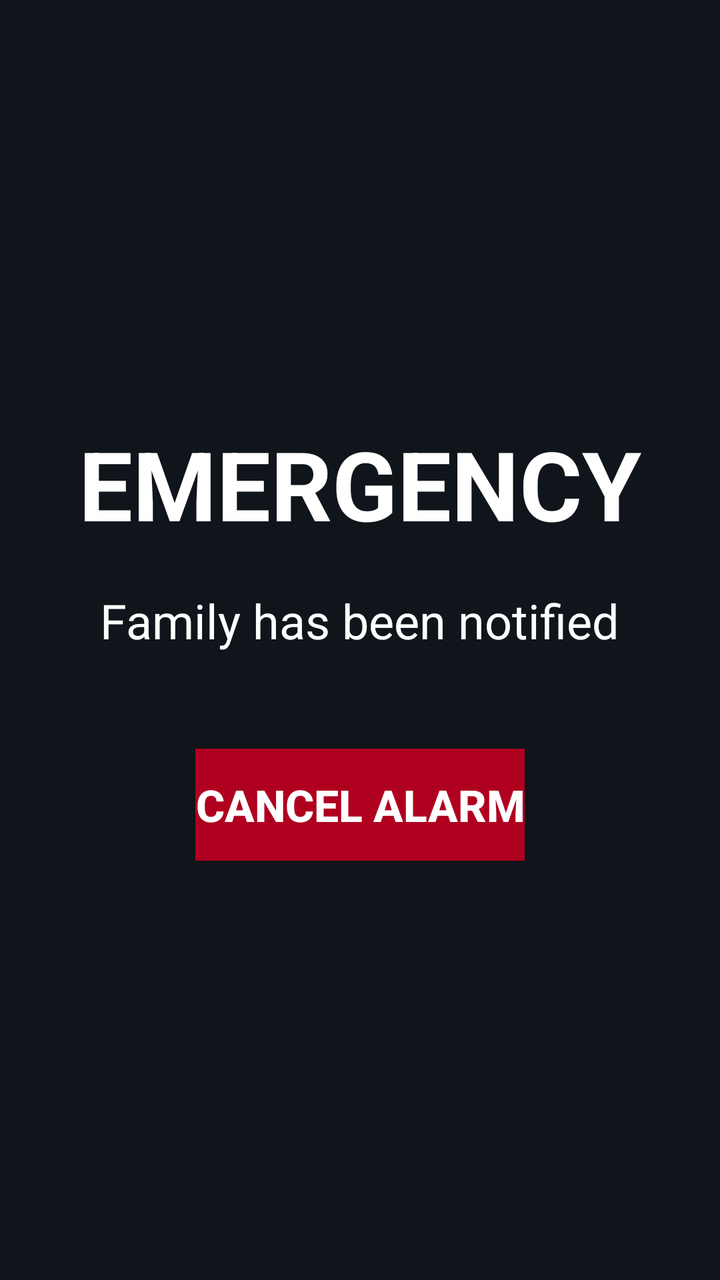
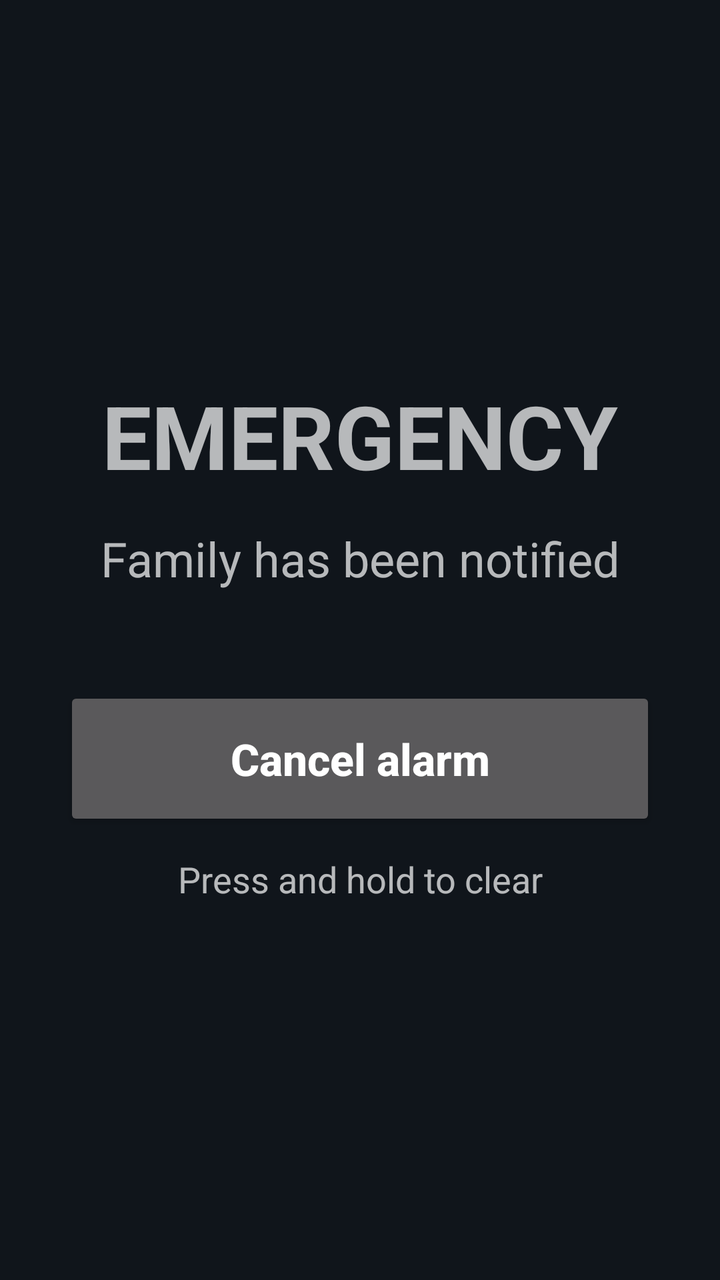

Screens rendered from an Android XML layout before and after an edit, with the pre-edit source and the edit as a unified diff.
<!-- AndroidManifest.xml: application theme Theme.Doorbell -->
<!-- res/layout/activity_emergency.xml -->
<?xml version="1.0" encoding="utf-8"?>
<LinearLayout xmlns:android="http://schemas.android.com/apk/res/android"
    android:id="@+id/emergency_root"
    android:layout_width="match_parent"
    android:layout_height="match_parent"
    android:gravity="center"
    android:orientation="vertical"
    android:padding="32dp">

    <TextView
        android:id="@+id/emergency_title_text"
        android:layout_width="wrap_content"
        android:layout_height="wrap_content"
        android:gravity="center"
        android:text="@string/emergency_title"
        android:textColor="#FFFFFF"
        android:textSize="48sp"
        android:textStyle="bold"/>

    <TextView
        android:id="@+id/emergency_source_text"
        android:layout_width="wrap_content"
        android:layout_height="wrap_content"
        android:layout_marginTop="20dp"
        android:gravity="center"
        android:text="@string/emergency_notified"
        android:textColor="#FFFFFF"
        android:textSize="24sp"/>

    <Button
        android:id="@+id/emergency_clear_button"
        android:layout_width="wrap_content"
        android:layout_height="wrap_content"
        android:layout_marginTop="48dp"
        android:background="#B00020"
        android:minWidth="160dp"
        android:minHeight="56dp"
        android:text="@string/emergency_cancel"
        android:textColor="#FFFFFF"
        android:textSize="22sp"
        android:textStyle="bold"/>
</LinearLayout>
<!-- resources referenced by this layout -->
<resources>
  <string name="emergency_cancel">Cancel alarm</string>
  <string name="emergency_notified">Family has been notified</string>
  <string name="emergency_title">EMERGENCY</string>
  <style name="Theme.Doorbell" parent="android:Theme.Holo.NoActionBar">
          <item name="android:windowBackground">@color/bg</item>
      </style>
  <color name="bg">#10151B</color>
</resources>

<!-- the commit's change to res/layout/activity_emergency.xml (unified diff, before → after) -->
@@ -1,42 +1,63 @@
 <?xml version="1.0" encoding="utf-8"?>
-<LinearLayout xmlns:android="http://schemas.android.com/apk/res/android"
+<ScrollView xmlns:android="http://schemas.android.com/apk/res/android"
     android:id="@+id/emergency_root"
     android:layout_width="match_parent"
     android:layout_height="match_parent"
-    android:gravity="center"
-    android:orientation="vertical"
-    android:padding="32dp">
+    android:fillViewport="true">
 
-    <TextView
-        android:id="@+id/emergency_title_text"
-        android:layout_width="wrap_content"
+    <LinearLayout
+        android:layout_width="match_parent"
         android:layout_height="wrap_content"
         android:gravity="center"
-        android:text="@string/emergency_title"
-        android:textColor="#FFFFFF"
-        android:textSize="48sp"
-        android:textStyle="bold"/>
+        android:orientation="vertical"
+        android:padding="32dp">
 
-    <TextView
-        android:id="@+id/emergency_source_text"
-        android:layout_width="wrap_content"
-        android:layout_height="wrap_content"
-        android:layout_marginTop="20dp"
-        android:gravity="center"
-        android:text="@string/emergency_notified"
-        android:textColor="#FFFFFF"
-        android:textSize="24sp"/>
+        <TextView
+            android:id="@+id/emergency_title_text"
+            android:layout_width="match_parent"
+            android:layout_height="wrap_content"
+            android:gravity="center"
+            android:text="@string/emergency_title"
+            android:textSize="44sp"
+            android:textStyle="bold"/>
 
-    <Button
-        android:id="@+id/emergency_clear_button"
-        android:layout_width="wrap_content"
-        android:layout_height="wrap_content"
-        android:layout_marginTop="48dp"
-        android:background="#B00020"
-        android:minWidth="160dp"
-        android:minHeight="56dp"
-        android:text="@string/emergency_cancel"
-        android:textColor="#FFFFFF"
-        android:textSize="22sp"
-        android:textStyle="bold"/>
-</LinearLayout>
+        <TextView
+            android:id="@+id/emergency_source_text"
+            android:layout_width="match_parent"
+            android:layout_height="wrap_content"
+            android:layout_marginTop="16dp"
+            android:gravity="center"
+            android:text="@string/emergency_notified"
+            android:textSize="24sp"/>
+
+        <TextView
+            android:id="@+id/emergency_time_text"
+            android:layout_width="match_parent"
+            android:layout_height="wrap_content"
+            android:layout_marginTop="8dp"
+            android:gravity="center"
+            android:textSize="20sp"
+            android:visibility="gone"/>
+
+        <Button
+            android:id="@+id/emergency_clear_button"
+            android:layout_width="match_parent"
+            android:layout_height="wrap_content"
+            android:layout_marginTop="48dp"
+            android:maxWidth="480dp"
+            android:minHeight="72dp"
+            android:text="@string/emergency_cancel"
+            android:textAllCaps="false"
+            android:textSize="22sp"
+            android:textStyle="bold"/>
+
+        <TextView
+            android:id="@+id/emergency_hint_text"
+            android:layout_width="match_parent"
+            android:layout_height="wrap_content"
+            android:layout_marginTop="12dp"
+            android:gravity="center"
+            android:text="@string/sos_hold_to_clear"
+            android:textSize="18sp"/>
+    </LinearLayout>
+</ScrollView>
<!-- resource entries referenced after the edit -->
@@ -3,6 +3,7 @@
   <string name="emergency_cancel">Cancel alarm</string>
   <string name="emergency_notified">Family has been notified</string>
   <string name="emergency_title">EMERGENCY</string>
+  <string name="sos_hold_to_clear">Press and hold to clear</string>
   <style name="Theme.Doorbell" parent="android:Theme.Holo.NoActionBar">
           <item name="android:windowBackground">@color/bg</item>
       </style>
